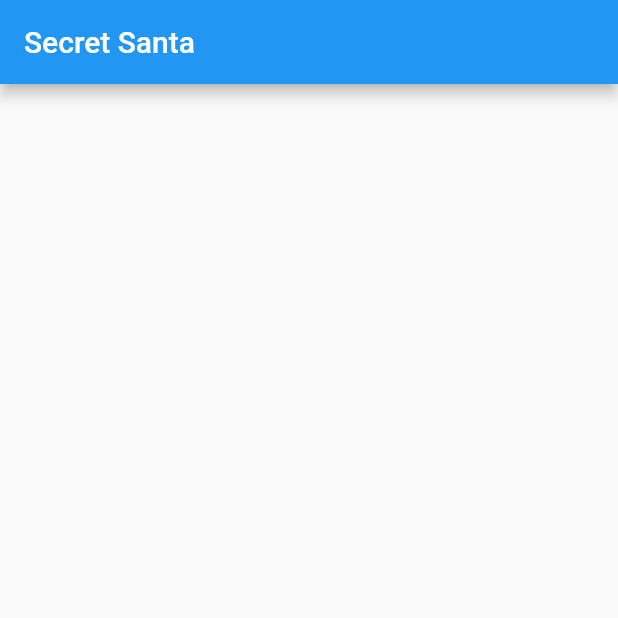
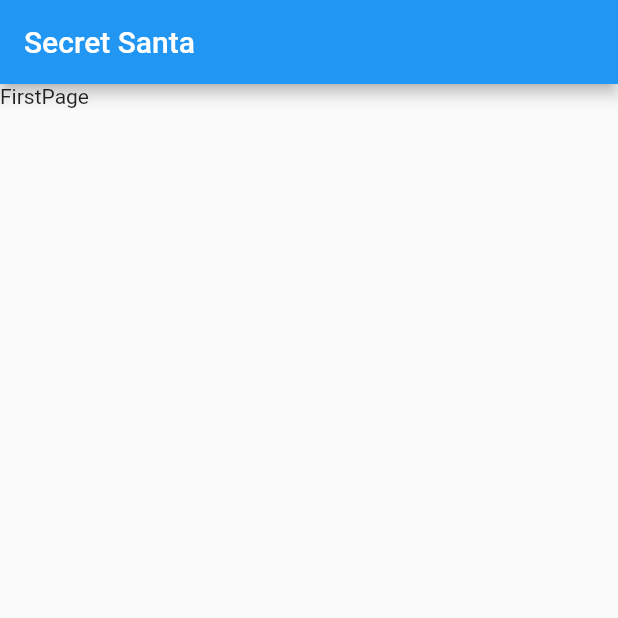
Before and after one commit to dshareit/HackUSU2017, a Flutter app: the screen it shows after launch, on a phone screen of 412 x 824 dp, the top half of it. Run offline on Flutter 3.47's test engine with Material 2 defaults, Android fonts, the phone set to English and light mode, and no system bars.

Commit message:
Updated separated views.

```diff
--- a/lib/firstPage.dart
+++ b/lib/firstPage.dart
@@ -0,0 +1,21 @@
+import 'package:flutter/material.dart';
+
+
+class FirstPage extends StatefulWidget {
+
+  @override
+  _FirstPageState createState() => new _FirstPageState();
+}
+
+class _FirstPageState extends State<FirstPage> {
+
+  @override
+  Widget build(BuildContext context) {
+    // TODO: implement build
+    return new Column(
+      children: <Widget>[
+        new Text("FirstPage"),
+      ],
+    );
+  }
+}
--- a/lib/main.dart
+++ b/lib/main.dart
@@ -1,4 +1,7 @@
 import 'package:flutter/material.dart';
+import 'package:hackusu2017/firstPage.dart';
+import 'package:hackusu2017/secondPage.dart';
+import 'package:hackusu2017/thirdPage.dart';
 
 void main() {
   runApp(new MyApp());
@@ -29,6 +32,8 @@ class MyHomePage extends StatefulWidget {
 
 class _MyHomePageState extends State<MyHomePage> {
 
+  int _index = 0;
+
   @override
   Widget build(BuildContext context) {
 
@@ -37,15 +42,18 @@ class _MyHomePageState extends State<MyHomePage> {
 
         title: new Text(widget.title),
       ),
-      body: new Center(
 
-        child: new Column(
-          mainAxisAlignment: MainAxisAlignment.center,
-        ),
-      ),
+      body: _bodyList()[_index],
+
       bottomNavigationBar:
         new BottomNavigationBar(
-          items: _buildBottomNavigationItemList()
+          currentIndex: _index,
+          items: _buildBottomNavigationItemList(),
+          onTap: (int index) {
+            setState((){
+              this._index = index;
+            });
+          },
         ),
     );
   }
@@ -57,4 +65,12 @@ class _MyHomePageState extends State<MyHomePage> {
     result.add(new BottomNavigationBarItem(icon: new Icon(Icons.settings), title: new Text("Settings")));
     return result;
   }
+
+  List<Widget> _bodyList() {
+    List<Widget> result = new List<Widget>();
+    result.add(new FirstPage());
+    result.add(new SecondPage());
+    result.add(new ThirdPage());
+    return result;
+  }
 }
```
Also changed, not shown: lib/secondPage.dart (+21 -0 lines), lib/thirdPage.dart (+21 -0 lines).
